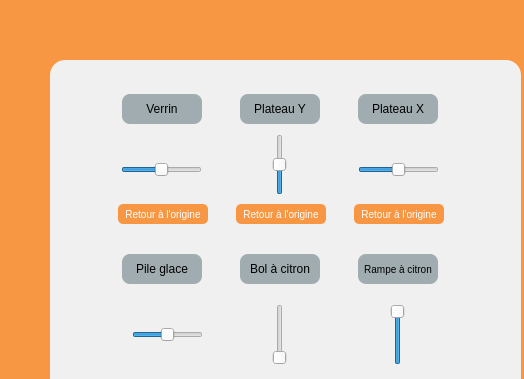
Nico-GYW/cocktail_machine, file RaspberryPi/GUI/form.ui: the form before one commit; both pictures show x 0 to 524 and y 0 to 379 of the 799 by 480 pixel window.
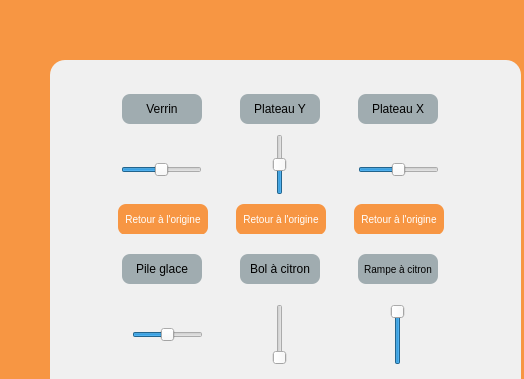
The form after the commit. The open tabs and pages were chosen to show the change. Icons and pictures are not drawn. Custom widgets are drawn as their Qt base class.

The edit to the form file:
```diff
--- a/RaspberryPi/GUI/form.ui
+++ b/RaspberryPi/GUI/form.ui
@@ -3468,12 +3468,12 @@
                  <x>6</x>
                  <y>120</y>
                  <width>90</width>
-                 <height>20</height>
+                 <height>31</height>
                 </rect>
                </property>
                <property name="styleSheet">
                 <string notr="true">QPushButton {
-        border-radius: 5px;
+        border-radius: 8px;
         background-color: #F79643;
         color: white;
         font-size: 10px;
@@ -3581,12 +3581,12 @@
                  <x>6</x>
                  <y>120</y>
                  <width>90</width>
-                 <height>20</height>
+                 <height>31</height>
                 </rect>
                </property>
                <property name="styleSheet">
                 <string notr="true">QPushButton {
-        border-radius: 5px;
+        border-radius: 8px;
         background-color: #F79643;
         color: white;
         font-size: 10px;
@@ -3778,12 +3778,12 @@
                  <x>6</x>
                  <y>120</y>
                  <width>90</width>
-                 <height>20</height>
+                 <height>31</height>
                 </rect>
                </property>
                <property name="styleSheet">
                 <string notr="true">QPushButton {
-        border-radius: 5px;
+        border-radius: 8px;
         background-color: #F79643;
         color: white;
         font-size: 10px;
```
Left out of the diff: 6 changed lines with no effect on the pictures.
